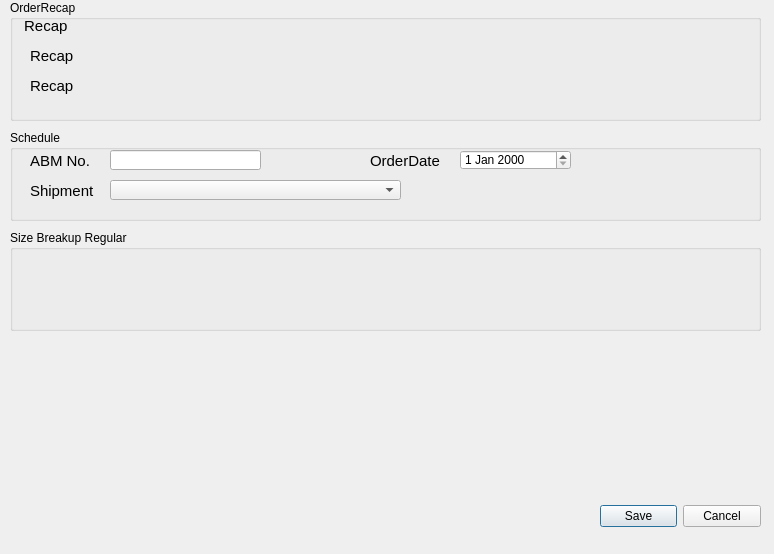
GdRaymond/TISProduction, file TISDesk/TIS_edit_order_dialog.ui: the form before one commit.
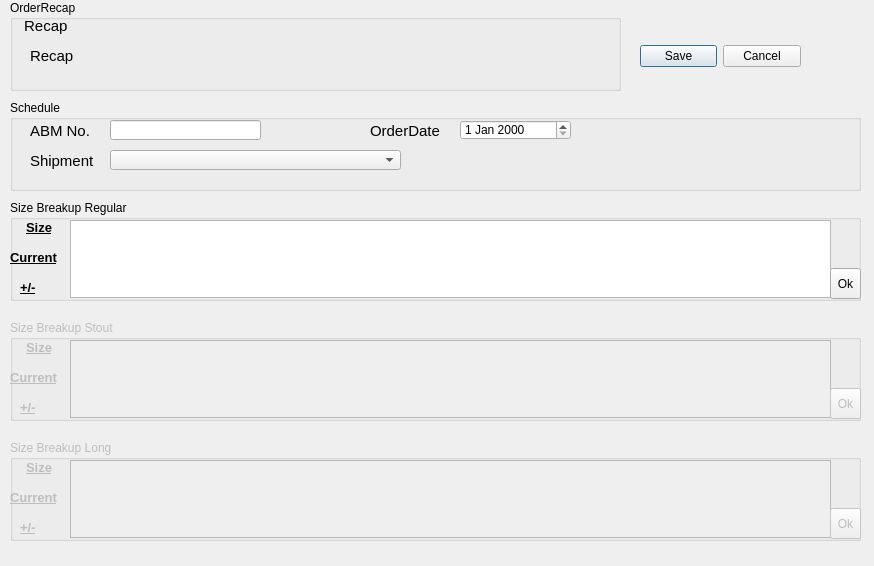
The form after the commit.

Diff of the .ui file:
```diff
--- a/TISDesk/TIS_edit_order_dialog.ui
+++ b/TISDesk/TIS_edit_order_dialog.ui
@@ -6,46 +6,20 @@
    <rect>
     <x>0</x>
     <y>0</y>
-    <width>774</width>
-    <height>554</height>
+    <width>874</width>
+    <height>566</height>
    </rect>
   </property>
   <property name="windowTitle">
    <string>Edit Order</string>
   </property>
-  <widget class="QDialogButtonBox" name="buttonBox">
-   <property name="geometry">
-    <rect>
-     <x>600</x>
-     <y>500</y>
-     <width>161</width>
-     <height>32</height>
-    </rect>
-   </property>
-   <property name="orientation">
-    <enum>Qt::Horizontal</enum>
-   </property>
-   <property name="standardButtons">
-    <set>QDialogButtonBox::Cancel|QDialogButtonBox::Save</set>
-   </property>
-  </widget>
-  <widget class="QComboBox" name="comb_shipment">
-   <property name="geometry">
-    <rect>
-     <x>110</x>
-     <y>180</y>
-     <width>291</width>
-     <height>20</height>
-    </rect>
-   </property>
-  </widget>
   <widget class="QGroupBox" name="groupBox">
    <property name="geometry">
     <rect>
      <x>10</x>
      <y>0</y>
-     <width>751</width>
-     <height>121</height>
+     <width>611</width>
+     <height>91</height>
     </rect>
    </property>
    <property name="title">
@@ -87,31 +61,13 @@
      <string>Recap</string>
     </property>
    </widget>
-   <widget class="QLabel" name="lb_recap_3">
-    <property name="geometry">
-     <rect>
-      <x>20</x>
-      <y>70</y>
-      <width>471</width>
-      <height>31</height>
-     </rect>
-    </property>
-    <property name="font">
-     <font>
-      <pointsize>11</pointsize>
-     </font>
-    </property>
-    <property name="text">
-     <string>Recap</string>
-    </property>
-   </widget>
   </widget>
   <widget class="QGroupBox" name="groupBox_2">
    <property name="geometry">
     <rect>
      <x>10</x>
-     <y>130</y>
-     <width>751</width>
+     <y>100</y>
+     <width>851</width>
      <height>91</height>
     </rect>
    </property>
@@ -192,29 +148,406 @@
      </rect>
     </property>
    </widget>
+   <widget class="QComboBox" name="comb_shipment">
+    <property name="geometry">
+     <rect>
+      <x>100</x>
+      <y>50</y>
+      <width>291</width>
+      <height>20</height>
+     </rect>
+    </property>
+   </widget>
   </widget>
-  <widget class="QGroupBox" name="groupBox_3">
+  <widget class="QGroupBox" name="groupB_size_1">
+   <property name="enabled">
+    <bool>true</bool>
+   </property>
    <property name="geometry">
     <rect>
      <x>10</x>
-     <y>230</y>
-     <width>751</width>
+     <y>200</y>
+     <width>851</width>
      <height>101</height>
     </rect>
    </property>
    <property name="title">
     <string>Size Breakup Regular</string>
    </property>
-   <widget class="QWidget" name="gridLayoutWidget">
+   <widget class="QTableWidget" name="tableW_size_1">
     <property name="geometry">
      <rect>
-      <x>50</x>
-      <y>10</y>
-      <width>160</width>
-      <height>80</height>
+      <x>60</x>
+      <y>20</y>
+      <width>761</width>
+      <height>78</height>
      </rect>
     </property>
-    <layout class="QGridLayout" name="gridLayout"/>
+   </widget>
+   <widget class="QToolButton" name="toolBtn_plus_1">
+    <property name="geometry">
+     <rect>
+      <x>820</x>
+      <y>68</y>
+      <width>31</width>
+      <height>31</height>
+     </rect>
+    </property>
+    <property name="toolTip">
+     <string extracomment="Add quantity left">Add quantity left</string>
+    </property>
+    <property name="whatsThis">
+     <string extracomment="Add quantity left"/>
+    </property>
+    <property name="text">
+     <string>Ok</string>
+    </property>
+   </widget>
+   <widget class="QLabel" name="label">
+    <property name="geometry">
+     <rect>
+      <x>16</x>
+      <y>20</y>
+      <width>31</width>
+      <height>16</height>
+     </rect>
+    </property>
+    <property name="font">
+     <font>
+      <pointsize>10</pointsize>
+      <weight>75</weight>
+      <bold>true</bold>
+      <underline>true</underline>
+     </font>
+    </property>
+    <property name="text">
+     <string>Size</string>
+    </property>
+    <property name="textFormat">
+     <enum>Qt::RichText</enum>
+    </property>
+   </widget>
+   <widget class="QLabel" name="label_2">
+    <property name="geometry">
+     <rect>
+      <x>0</x>
+      <y>50</y>
+      <width>51</width>
+      <height>16</height>
+     </rect>
+    </property>
+    <property name="font">
+     <font>
+      <pointsize>10</pointsize>
+      <weight>75</weight>
+      <bold>true</bold>
+      <underline>true</underline>
+     </font>
+    </property>
+    <property name="toolTip">
+     <string>Current quantity</string>
+    </property>
+    <property name="text">
+     <string>Current</string>
+    </property>
+    <property name="textFormat">
+     <enum>Qt::RichText</enum>
+    </property>
+   </widget>
+   <widget class="QLabel" name="label_3">
+    <property name="geometry">
+     <rect>
+      <x>10</x>
+      <y>80</y>
+      <width>31</width>
+      <height>16</height>
+     </rect>
+    </property>
+    <property name="font">
+     <font>
+      <pointsize>10</pointsize>
+      <weight>75</weight>
+      <bold>true</bold>
+      <underline>true</underline>
+     </font>
+    </property>
+    <property name="toolTip">
+     <string>example: +5 or -5</string>
+    </property>
+    <property name="text">
+     <string>+/-</string>
+    </property>
+    <property name="textFormat">
+     <enum>Qt::RichText</enum>
+    </property>
+   </widget>
+  </widget>
+  <widget class="QDialogButtonBox" name="buttonBox">
+   <property name="geometry">
+    <rect>
+     <x>640</x>
+     <y>40</y>
+     <width>161</width>
+     <height>32</height>
+    </rect>
+   </property>
+   <property name="orientation">
+    <enum>Qt::Horizontal</enum>
+   </property>
+   <property name="standardButtons">
+    <set>QDialogButtonBox::Cancel|QDialogButtonBox::Save</set>
+   </property>
+  </widget>
+  <widget class="QGroupBox" name="groupB_size_2">
+   <property name="enabled">
+    <bool>false</bool>
+   </property>
+   <property name="geometry">
+    <rect>
+     <x>10</x>
+     <y>320</y>
+     <width>851</width>
+     <height>101</height>
+    </rect>
+   </property>
+   <property name="title">
+    <string>Size Breakup Stout</string>
+   </property>
+   <widget class="QTableWidget" name="tableW_size_2">
+    <property name="geometry">
+     <rect>
+      <x>60</x>
+      <y>20</y>
+      <width>761</width>
+      <height>78</height>
+     </rect>
+    </property>
+   </widget>
+   <widget class="QToolButton" name="toolBtn_plus_2">
+    <property name="geometry">
+     <rect>
+      <x>820</x>
+      <y>68</y>
+      <width>31</width>
+      <height>31</height>
+     </rect>
+    </property>
+    <property name="toolTip">
+     <string extracomment="Add quantity left">Add quantity left</string>
+    </property>
+    <property name="whatsThis">
+     <string extracomment="Add quantity left"/>
+    </property>
+    <property name="text">
+     <string>Ok</string>
+    </property>
+   </widget>
+   <widget class="QLabel" name="label_6">
+    <property name="geometry">
+     <rect>
+      <x>0</x>
+      <y>50</y>
+      <width>51</width>
+      <height>16</height>
+     </rect>
+    </property>
+    <property name="font">
+     <font>
+      <pointsize>10</pointsize>
+      <weight>75</weight>
+      <bold>true</bold>
+      <underline>true</underline>
+     </font>
+    </property>
+    <property name="toolTip">
+     <string>Current quantity</string>
+    </property>
+    <property name="text">
+     <string>Current</string>
+    </property>
+    <property name="textFormat">
+     <enum>Qt::RichText</enum>
+    </property>
+   </widget>
+   <widget class="QLabel" name="label_5">
+    <property name="geometry">
+     <rect>
+      <x>16</x>
+      <y>20</y>
+      <width>31</width>
+      <height>16</height>
+     </rect>
+    </property>
+    <property name="font">
+     <font>
+      <pointsize>10</pointsize>
+      <weight>75</weight>
+      <bold>true</bold>
+      <underline>true</underline>
+     </font>
+    </property>
+    <property name="text">
+     <string>Size</string>
+    </property>
+    <property name="textFormat">
+     <enum>Qt::RichText</enum>
+    </property>
+   </widget>
+   <widget class="QLabel" name="label_4">
+    <property name="geometry">
+     <rect>
+      <x>10</x>
+      <y>80</y>
+      <width>31</width>
+      <height>16</height>
+     </rect>
+    </property>
+    <property name="font">
+     <font>
+      <pointsize>10</pointsize>
+      <weight>75</weight>
+      <bold>true</bold>
+      <underline>true</underline>
+     </font>
+    </property>
+    <property name="toolTip">
+     <string>example: +5 or -5</string>
+    </property>
+    <property name="text">
+     <string>+/-</string>
+    </property>
+    <property name="textFormat">
+     <enum>Qt::RichText</enum>
+    </property>
+   </widget>
+   <zorder>tableW_size_2</zorder>
+   <zorder>toolBtn_plus_1</zorder>
+   <zorder>toolBtn_plus_2</zorder>
+   <zorder>label_6</zorder>
+   <zorder>label_5</zorder>
+   <zorder>label_4</zorder>
+  </widget>
+  <widget class="QGroupBox" name="groupB_size_3">
+   <property name="enabled">
+    <bool>false</bool>
+   </property>
+   <property name="geometry">
+    <rect>
+     <x>10</x>
+     <y>440</y>
+     <width>851</width>
+     <height>101</height>
+    </rect>
+   </property>
+   <property name="title">
+    <string>Size Breakup Long</string>
+   </property>
+   <widget class="QTableWidget" name="tableW_size_3">
+    <property name="geometry">
+     <rect>
+      <x>60</x>
+      <y>20</y>
+      <width>761</width>
+      <height>78</height>
+     </rect>
+    </property>
+   </widget>
+   <widget class="QToolButton" name="toolBtn_plus_3">
+    <property name="geometry">
+     <rect>
+      <x>820</x>
+      <y>68</y>
+      <width>31</width>
+      <height>31</height>
+     </rect>
+    </property>
+    <property name="toolTip">
+     <string extracomment="Add quantity left">Add quantity left</string>
+    </property>
+    <property name="whatsThis">
+     <string extracomment="Add quantity left"/>
+    </property>
+    <property name="text">
+     <string>Ok</string>
+    </property>
+   </widget>
+   <widget class="QLabel" name="label_9">
+    <property name="geometry">
+     <rect>
+      <x>0</x>
+      <y>50</y>
+      <width>51</width>
+      <height>16</height>
+     </rect>
+    </property>
+    <property name="font">
+     <font>
+      <pointsize>10</pointsize>
+      <weight>75</weight>
+      <bold>true</bold>
+      <underline>true</underline>
+     </font>
+    </property>
+    <property name="toolTip">
+     <string>Current quantity</string>
+    </property>
+    <property name="text">
+     <string>Current</string>
+    </property>
+    <property name="textFormat">
+     <enum>Qt::RichText</enum>
+    </property>
+   </widget>
+   <widget class="QLabel" name="label_7">
+    <property name="geometry">
+     <rect>
+      <x>10</x>
+      <y>80</y>
+      <width>31</width>
+      <height>16</height>
+     </rect>
+    </property>
+    <property name="font">
+     <font>
+      <pointsize>10</pointsize>
+      <weight>75</weight>
+      <bold>true</bold>
+      <underline>true</underline>
+     </font>
+    </property>
+    <property name="toolTip">
+     <string>example: +5 or -5</string>
+    </property>
+    <property name="text">
+     <string>+/-</string>
+    </property>
+    <property name="textFormat">
+     <enum>Qt::RichText</enum>
+    </property>
+   </widget>
+   <widget class="QLabel" name="label_8">
+    <property name="geometry">
+     <rect>
+      <x>16</x>
+      <y>20</y>
+      <width>31</width>
+      <height>16</height>
+     </rect>
+    </property>
+    <property name="font">
+     <font>
+      <pointsize>10</pointsize>
+      <weight>75</weight>
+      <bold>true</bold>
+      <underline>true</underline>
+     </font>
+    </property>
+    <property name="text">
+     <string>Size</string>
+    </property>
+    <property name="textFormat">
+     <enum>Qt::RichText</enum>
+    </property>
    </widget>
   </widget>
   <zorder>groupBox_2</zorder>
```
Left out of the diff: 5 changed lines with no effect on the pictures.
